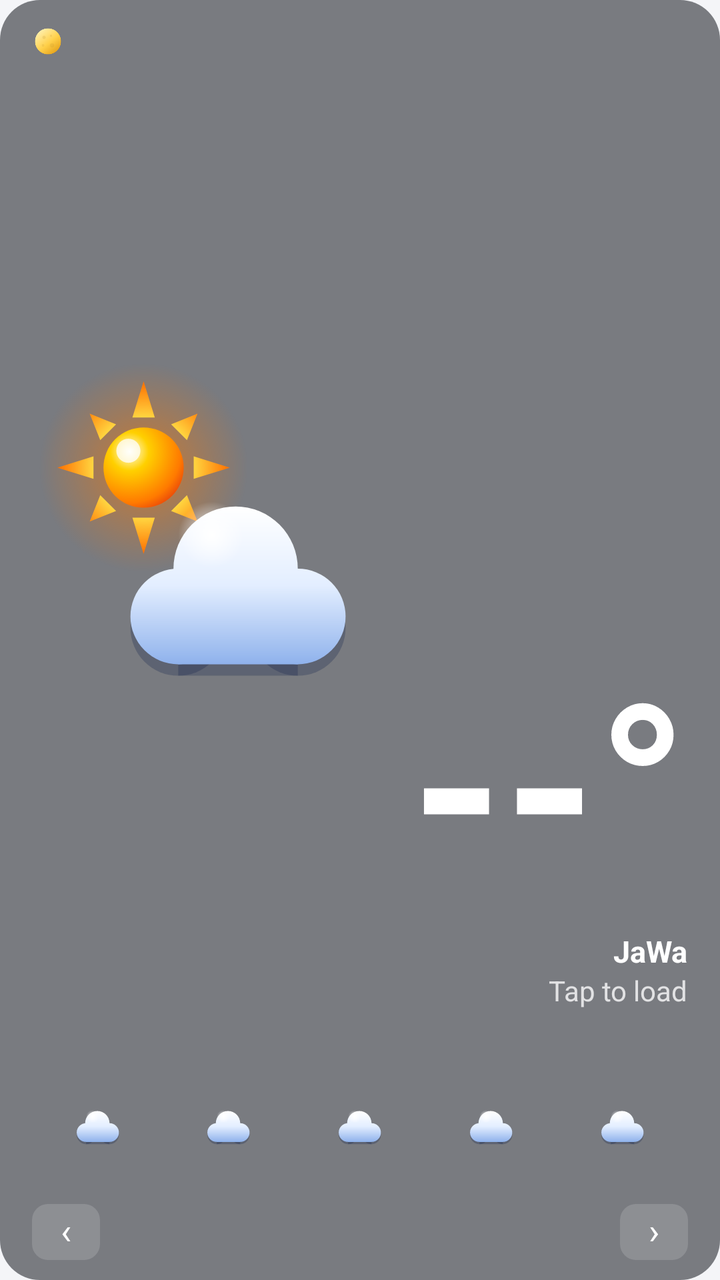
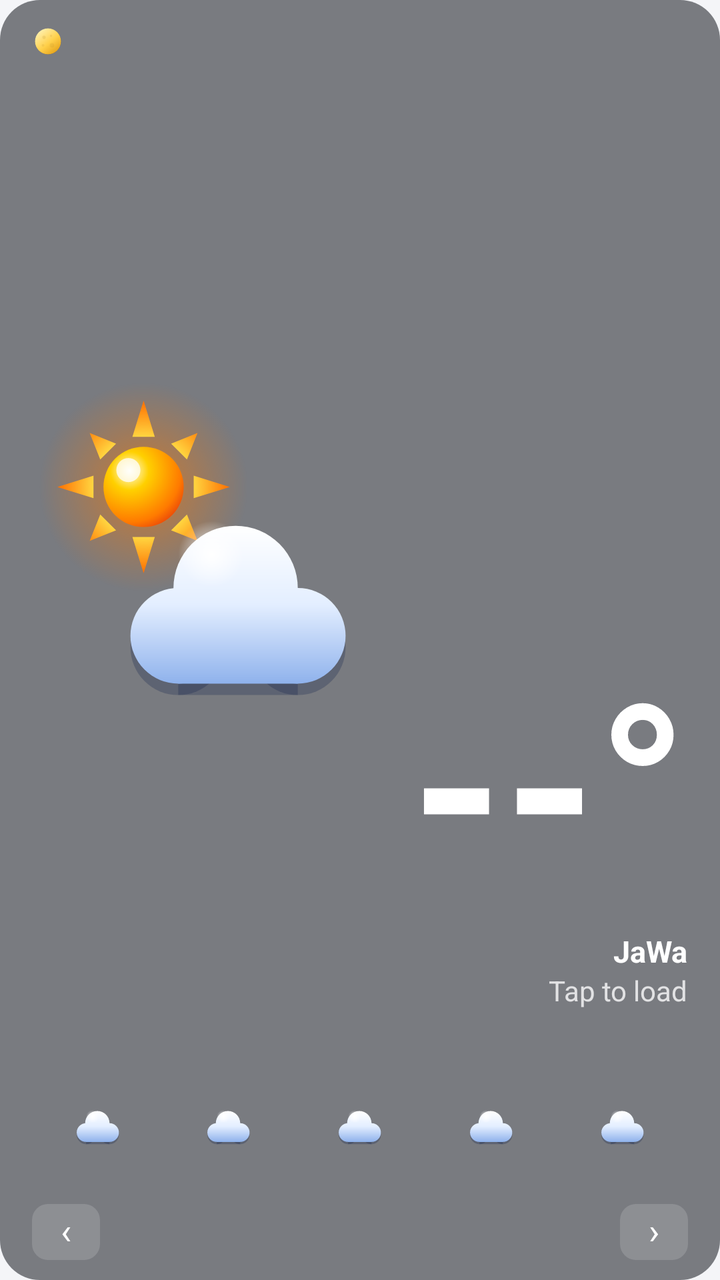

The first picture is an Android layout as it rendered before a commit; the second is the same layout after the commit. The layout source and the unified diff follow.
<!-- AndroidManifest.xml: application theme AppTheme -->
<!-- res/layout/widget_weather_icon.xml -->
<?xml version="1.0" encoding="utf-8"?>
<LinearLayout xmlns:android="http://schemas.android.com/apk/res/android"
    android:id="@+id/widget_root"
    android:layout_width="match_parent"
    android:layout_height="match_parent"
    android:background="@drawable/widget_bg"
    android:orientation="vertical"
    android:paddingStart="16dp"
    android:paddingTop="12dp"
    android:paddingEnd="16dp"
    android:paddingBottom="10dp">

    
    <LinearLayout
        android:layout_width="match_parent"
        android:layout_height="0dp"
        android:layout_weight="1"
        android:minHeight="64dp"
        android:orientation="horizontal">

        <FrameLayout
            android:layout_width="wrap_content"
            android:layout_height="match_parent">
            <ImageView
                android:id="@+id/current_icon"
                android:layout_width="wrap_content"
                android:layout_height="match_parent"
                android:layout_gravity="center_vertical"
                android:adjustViewBounds="true"
                android:importantForAccessibility="no"
                android:maxWidth="180dp"
                android:maxHeight="180dp"
                android:scaleType="fitCenter"
                android:src="@drawable/wx_partly_day" />

            <LinearLayout
                android:id="@+id/moon_row"
                android:layout_width="wrap_content"
                android:layout_height="wrap_content"
                android:layout_gravity="top|start"
                android:gravity="center_vertical"
                android:orientation="horizontal">
                <ImageView
                    android:id="@+id/moon_icon"
                    android:layout_width="16dp"
                    android:layout_height="16dp"
                    android:importantForAccessibility="no"
                    android:src="@drawable/moon_08" />
                <TextView
                    android:id="@+id/moon_text"
                    android:layout_width="wrap_content"
                    android:layout_height="wrap_content"
                    android:layout_marginStart="5dp"
                    android:maxLines="1"
                    android:text=""
                    android:textColor="#FFE7A0"
                    android:textSize="13sp" />
            </LinearLayout>
        </FrameLayout>

        
        <LinearLayout
            android:layout_width="0dp"
            android:layout_height="match_parent"
            android:layout_marginStart="8dp"
            android:layout_weight="1"
            android:gravity="end|center_vertical"
            android:orientation="vertical">

        <TextView
            android:id="@+id/current_temp"
            android:layout_width="match_parent"
            android:layout_height="0dp"
            android:layout_weight="1"
            android:autoSizeMaxTextSize="120sp"
            android:autoSizeMinTextSize="32sp"
            android:autoSizeStepGranularity="2sp"
            android:autoSizeTextType="uniform"
            android:fontFamily="sans-serif"
            android:gravity="end|bottom"
            android:includeFontPadding="false"
            android:maxLines="1"
            android:text="--°"
            android:textColor="@color/widget_text"
            android:textStyle="bold" />

            <TextView
                android:id="@+id/place"
                android:layout_width="wrap_content"
                android:layout_height="wrap_content"
                android:layout_gravity="end"
                android:ellipsize="end"
                android:maxWidth="150dp"
                android:maxLines="1"
                android:text="@string/widget_name"
                android:textColor="@color/widget_text"
                android:textSize="15sp"
                android:textStyle="bold" />

            <TextView
                android:id="@+id/description"
                android:layout_width="wrap_content"
                android:layout_height="wrap_content"
                android:layout_gravity="end"
                android:ellipsize="end"
                android:maxWidth="150dp"
                android:maxLines="1"
                android:text="Tap to load"
                android:textColor="@color/widget_text_dim"
                android:textSize="14sp" />

            <TextView
                android:id="@+id/details"
                android:layout_width="wrap_content"
                android:layout_height="wrap_content"
                android:layout_gravity="end"
                android:maxLines="1"
                android:textColor="@color/widget_text_faint"
                android:textSize="14sp" />
        </LinearLayout>
    </LinearLayout>

    <LinearLayout
        android:id="@+id/days_row"
        android:layout_width="match_parent"
        android:layout_height="wrap_content"
        android:layout_marginTop="6dp"
        android:orientation="horizontal">
        <LinearLayout
            android:id="@+id/day_slot_0"
            android:layout_width="0dp"
            android:layout_height="wrap_content"
            android:layout_weight="1"
            android:gravity="center_horizontal"
            android:orientation="vertical">
            <TextView
                android:id="@+id/day_label_0"
                style="@style/WidgetSmall"
                android:layout_width="wrap_content"
                android:layout_height="wrap_content" />
            <ImageView
                android:id="@+id/day_icon_0"
                android:layout_width="30dp"
                android:layout_height="30dp"
                android:layout_marginTop="2dp"
                android:layout_marginBottom="1dp"
                android:importantForAccessibility="no"
                android:src="@drawable/wx_cloudy" />
            <TextView
                android:id="@+id/day_temp_0"
                style="@style/WidgetValue"
                android:layout_width="wrap_content"
                android:layout_height="wrap_content" />
        </LinearLayout>
        <LinearLayout
            android:id="@+id/day_slot_1"
            android:layout_width="0dp"
            android:layout_height="wrap_content"
            android:layout_weight="1"
            android:gravity="center_horizontal"
            android:orientation="vertical">
            <TextView
                android:id="@+id/day_label_1"
                style="@style/WidgetSmall"
                android:layout_width="wrap_content"
                android:layout_height="wrap_content" />
            <ImageView
                android:id="@+id/day_icon_1"
                android:layout_width="30dp"
                android:layout_height="30dp"
                android:layout_marginTop="2dp"
                android:layout_marginBottom="1dp"
                android:importantForAccessibility="no"
                android:src="@drawable/wx_cloudy" />
            <TextView
                android:id="@+id/day_temp_1"
                style="@style/WidgetValue"
                android:layout_width="wrap_content"
                android:layout_height="wrap_content" />
        </LinearLayout>
        <LinearLayout
            android:id="@+id/day_slot_2"
            android:layout_width="0dp"
            android:layout_height="wrap_content"
            android:layout_weight="1"
            android:gravity="center_horizontal"
            android:orientation="vertical">
            <TextView
                android:id="@+id/day_label_2"
                style="@style/WidgetSmall"
                android:layout_width="wrap_content"
                android:layout_height="wrap_content" />
            <ImageView
                android:id="@+id/day_icon_2"
                android:layout_width="30dp"
                android:layout_height="30dp"
                android:layout_marginTop="2dp"
                android:layout_marginBottom="1dp"
                android:importantForAccessibility="no"
                android:src="@drawable/wx_cloudy" />
            <TextView
                android:id="@+id/day_temp_2"
                style="@style/WidgetValue"
                android:layout_width="wrap_content"
                android:layout_height="wrap_content" />
        </LinearLayout>
        <LinearLayout
            android:id="@+id/day_slot_3"
            android:layout_width="0dp"
            android:layout_height="wrap_content"
            android:layout_weight="1"
            android:gravity="center_horizontal"
            android:orientation="vertical">
            <TextView
                android:id="@+id/day_label_3"
                style="@style/WidgetSmall"
                android:layout_width="wrap_content"
                android:layout_height="wrap_content" />
            <ImageView
                android:id="@+id/day_icon_3"
                android:layout_width="30dp"
                android:layout_height="30dp"
                android:layout_marginTop="2dp"
                android:layout_marginBottom="1dp"
                android:importantForAccessibility="no"
                android:src="@drawable/wx_cloudy" />
            <TextView
                android:id="@+id/day_temp_3"
                style="@style/WidgetValue"
                android:layout_width="wrap_content"
                android:layout_height="wrap_content" />
        </LinearLayout>
        <LinearLayout
            android:id="@+id/day_slot_4"
            android:layout_width="0dp"
            android:layout_height="wrap_content"
            android:layout_weight="1"
            android:gravity="center_horizontal"
            android:orientation="vertical">
            <TextView
                android:id="@+id/day_label_4"
                style="@style/WidgetSmall"
                android:layout_width="wrap_content"
                android:layout_height="wrap_content" />
            <ImageView
                android:id="@+id/day_icon_4"
                android:layout_width="30dp"
                android:layout_height="30dp"
                android:layout_marginTop="2dp"
                android:layout_marginBottom="1dp"
                android:importantForAccessibility="no"
                android:src="@drawable/wx_cloudy" />
            <TextView
                android:id="@+id/day_temp_4"
                style="@style/WidgetValue"
                android:layout_width="wrap_content"
                android:layout_height="wrap_content" />
        </LinearLayout>
    </LinearLayout>

    
    <LinearLayout
        android:id="@+id/nav_row"
        android:layout_width="match_parent"
        android:layout_height="wrap_content"
        android:layout_marginTop="4dp"
        android:gravity="center_vertical"
        android:orientation="horizontal">
        <TextView
            android:id="@+id/prev"
            style="@style/WidgetArrow"
            android:text="‹" />
        <TextView
            android:id="@+id/dots"
            android:layout_width="0dp"
            android:layout_height="wrap_content"
            android:layout_weight="1"
            android:gravity="center"
            android:includeFontPadding="false"
            android:maxLines="1"
            android:textColor="@color/widget_text"
            android:textSize="9sp" />
        <TextView
            android:id="@+id/next"
            style="@style/WidgetArrow"
            android:text="›" />
    </LinearLayout>
</LinearLayout>
<!-- resources referenced by this layout -->
<resources>
  <color name="widget_text">#FFFFFFFF</color>
  <color name="widget_text_dim">#C8FFFFFF</color>
  <color name="widget_text_faint">#99FFFFFF</color>
  <!-- drawable moon_08 (drawable) -->
  <?xml version="1.0" encoding="utf-8"?>
  <vector xmlns:android="http://schemas.android.com/apk/res/android"
      xmlns:aapt="http://schemas.android.com/aapt"
      android:width="64dp" android:height="64dp"
      android:viewportWidth="64" android:viewportHeight="64">
      <path android:fillColor="#3A4466" android:fillAlpha="0.9" android:pathData="M6,32 a26,26 0 1,0 52,0 a26,26 0 1,0 -52,0 Z" />
      <path android:pathData="M32,6 A26,26 0 0,1 32,58 A26.00,26 0 0,1 32,6 Z">
          <aapt:attr name="android:fillColor">
              <gradient android:type="linear" android:startX="12" android:startY="8" android:endX="52" android:endY="58">
                  <item android:offset="0" android:color="#FFFFF3B8" />
                  <item android:offset="0.55" android:color="#FFFFD04A" />
                  <item android:offset="1" android:color="#FFE09A12" />
              </gradient>
          </aapt:attr>
      </path>
      <path android:fillColor="#B8862A" android:fillAlpha="0.18" android:pathData="M20.6,24 a3.4,3.4 0 1,0 6.8,0 a3.4,3.4 0 1,0 -6.8,0 Z" />
      <path android:fillColor="#B8862A" android:fillAlpha="0.15" android:pathData="M35.5,40 a4.5,4.5 0 1,0 9,0 a4.5,4.5 0 1,0 -9,0 Z" />
      <path android:fillColor="#B8862A" android:fillAlpha="0.15" android:pathData="M35.7,21 a2.3,2.3 0 1,0 4.6,0 a2.3,2.3 0 1,0 -4.6,0 Z" />
      <path android:fillColor="#B8862A" android:fillAlpha="0.14" android:pathData="M19.4,40 a2.6,2.6 0 1,0 5.2,0 a2.6,2.6 0 1,0 -5.2,0 Z" />
  </vector>
  <!-- drawable widget_bg (drawable) -->
  <?xml version="1.0" encoding="utf-8"?>
  <shape xmlns:android="http://schemas.android.com/apk/res/android" android:shape="rectangle">
      <solid android:color="#8C141820" />
      <corners android:radius="20dp" />
  </shape>
  <!-- drawable wx_cloudy: vector/xml drawable (drawable, 3645 chars, omitted) -->
  <!-- drawable wx_partly_day: vector/xml drawable (drawable, 5860 chars, omitted) -->
  <string name="widget_name">JaWa</string>
  <style name="WidgetArrow">
          <item name="android:layout_width">34dp</item>
          <item name="android:layout_height">28dp</item>
          <item name="android:gravity">center</item>
          <item name="android:background">@drawable/widget_arrow_bg</item>
          <item name="android:textColor">@color/widget_text</item>
          <item name="android:textSize">18sp</item>
          <item name="android:includeFontPadding">false</item>
      </style>
  <style name="WidgetSmall">
          <item name="android:textColor">@color/widget_text_dim</item>
          <item name="android:textSize">12sp</item>
          <item name="android:maxLines">1</item>
      </style>
  <style name="WidgetValue">
          <item name="android:textColor">@color/widget_text</item>
          <item name="android:textSize">14sp</item>
          <item name="android:maxLines">1</item>
      </style>
  <style name="AppTheme" parent="android:Theme.Material.Light.NoActionBar">
          <item name="android:colorAccent">#3D6FB6</item>
          <item name="android:windowBackground">@color/settings_bg</item>
      </style>
  <!-- drawable widget_arrow_bg (drawable) -->
  <?xml version="1.0" encoding="utf-8"?>
  <shape xmlns:android="http://schemas.android.com/apk/res/android" android:shape="rectangle">
      <solid android:color="#26FFFFFF" />
      <corners android:radius="8dp" />
  </shape>
  <color name="settings_bg">#F4F5F8</color>
</resources>

<!-- the commit's change to res/layout/widget_weather_icon.xml (unified diff, before → after) -->
@@ -18,26 +18,16 @@
         android:minHeight="64dp"
         android:orientation="horizontal">
 
-        <FrameLayout
+        <LinearLayout
             android:layout_width="wrap_content"
-            android:layout_height="match_parent">
-            <ImageView
-                android:id="@+id/current_icon"
-                android:layout_width="wrap_content"
-                android:layout_height="match_parent"
-                android:layout_gravity="center_vertical"
-                android:adjustViewBounds="true"
-                android:importantForAccessibility="no"
-                android:maxWidth="180dp"
-                android:maxHeight="180dp"
-                android:scaleType="fitCenter"
-                android:src="@drawable/wx_partly_day" />
+            android:layout_height="match_parent"
+            android:orientation="vertical">
 
             <LinearLayout
                 android:id="@+id/moon_row"
                 android:layout_width="wrap_content"
                 android:layout_height="wrap_content"
-                android:layout_gravity="top|start"
+                android:layout_marginBottom="2dp"
                 android:gravity="center_vertical"
                 android:orientation="horizontal">
                 <ImageView
@@ -56,7 +46,19 @@
                     android:textColor="#FFE7A0"
                     android:textSize="13sp" />
             </LinearLayout>
-        </FrameLayout>
+            <ImageView
+                android:id="@+id/current_icon"
+                android:layout_width="wrap_content"
+                android:layout_height="0dp"
+                android:layout_gravity="center_horizontal"
+                android:layout_weight="1"
+                android:adjustViewBounds="true"
+                android:importantForAccessibility="no"
+                android:maxWidth="180dp"
+                android:maxHeight="180dp"
+                android:scaleType="fitCenter"
+                android:src="@drawable/wx_partly_day" />
+        </LinearLayout>
 
         
         <LinearLayout
